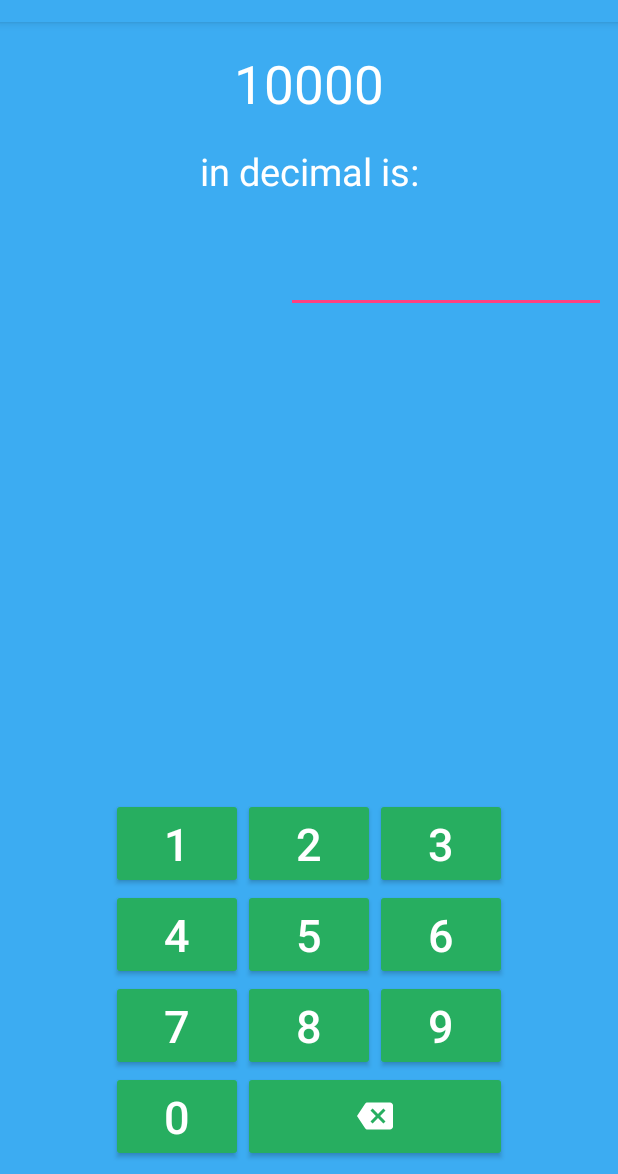
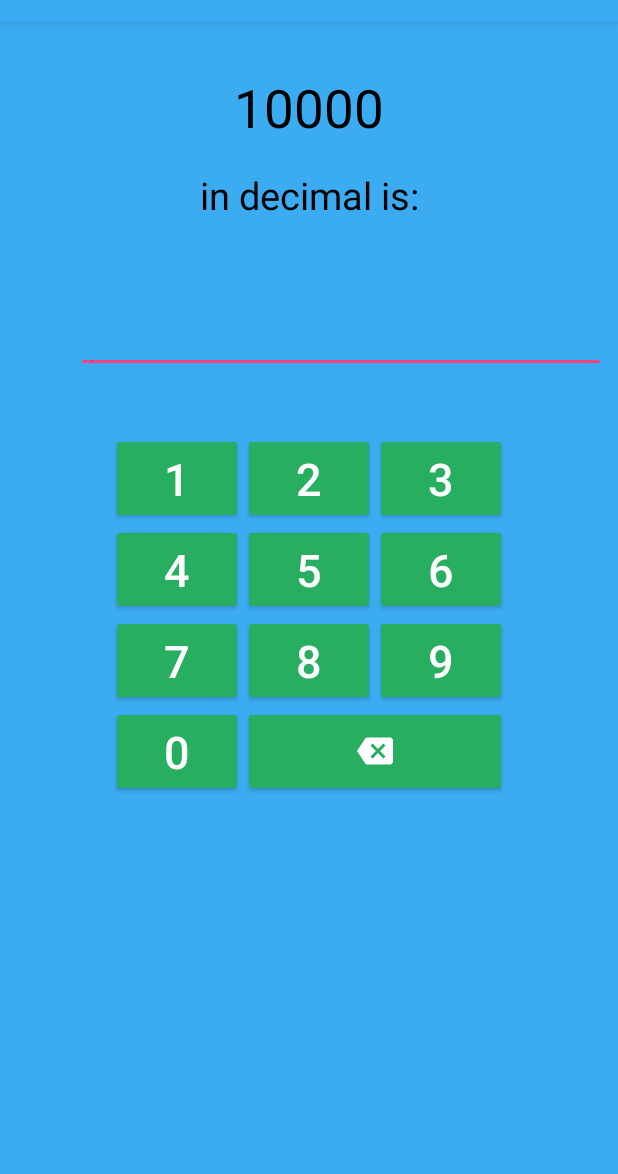
Before and after one commit to ShabazBadshah/MIPSAssemblyTutor, an Android app: the fragment DecimalInputFragment shown on its own in the app's theme, on a phone screen of 412 x 824 dp, the part 62-1236 px from its top. Run offline under Robolectric (Android 15) with nearby library versions, the phone set to English and light mode, and no system bars; 1 statement that could not run was skipped.

Commit message:
binary to decimal redo complete

```diff
--- a/app/src/main/java/com/example/badsh/mipsassemblytutor/adapaters/QuizSelectionRvAdapter.java
+++ b/app/src/main/java/com/example/badsh/mipsassemblytutor/adapaters/QuizSelectionRvAdapter.java
@@ -37,7 +37,7 @@ public class QuizSelectionRvAdapter extends RecyclerView.Adapter<QuizSelectionRv
     // Inflates the View for a grid item when needed
     @Override
     public QuizCategoryViewHolder onCreateViewHolder(ViewGroup parent, int viewType) {
-        View gridItemToInflate = mLayoutInflator.inflate(R.layout.homescreen_griditem, parent, false);
+        View gridItemToInflate = mLayoutInflator.inflate(R.layout.mainmenu_list_item, parent, false);
         QuizCategoryViewHolder quizCategoryViewHolder = new QuizCategoryViewHolder(gridItemToInflate);
         return quizCategoryViewHolder;
     }
--- a/app/src/main/res/layout/fragment_decimal_input.xml
+++ b/app/src/main/res/layout/fragment_decimal_input.xml
@@ -13,13 +13,13 @@
         android:layout_height="@dimen/decimalInputBinaryTvHeight"
         android:layout_below="@+id/questionPrompt"
         android:layout_centerHorizontal="true"
-        android:layout_marginTop="16dp"
+        android:layout_marginTop="32dp"
         android:gravity="center_vertical|center_horizontal"
         android:padding="0dp"
         android:text="10010"
         android:textAlignment="center"
         android:textAllCaps="false"
-        android:textColor="@color/toolbarTextColor"
+        android:textColor="@color/black"
         android:textSize="35sp"
         app:layout_constraintHorizontal_bias="1.0"
         app:layout_constraintLeft_toLeftOf="parent"
@@ -36,7 +36,7 @@
         android:layout_weight="1"
         android:text="in decimal is:"
         android:textAlignment="center"
-        android:textColor="@android:color/background_light"
+        android:textColor="@color/black"
         android:textSize="25sp"
         app:layout_constraintHorizontal_bias="0.0"
         app:layout_constraintLeft_toLeftOf="parent"
@@ -44,14 +44,14 @@
         app:layout_constraintTop_toBottomOf="@+id/userCommandTv"/>
 
     <include
+        android:id="@+id/include"
         layout="@layout/numpad"
         android:layout_width="wrap_content"
         android:layout_height="wrap_content"
-        android:layout_marginBottom="8dp"
-        app:layout_constraintBottom_toBottomOf="parent"
+        android:layout_marginTop="40dp"
         app:layout_constraintLeft_toLeftOf="parent"
         app:layout_constraintRight_toRightOf="parent"
-        />
+        app:layout_constraintTop_toBottomOf="@+id/answerField"/>
 
     <EditText
         android:id="@+id/answerField"
@@ -59,13 +59,15 @@
         android:layout_height="wrap_content"
         android:layout_marginEnd="8dp"
         android:layout_marginLeft="96dp"
-        android:layout_marginTop="32dp"
+        android:layout_marginTop="40dp"
+        android:clickable="false"
         android:ems="10"
         android:inputType="number"
+        android:longClickable="false"
         android:singleLine="true"
         android:textAlignment="center"
-        android:textColor="@color/toolbarTextColor"
-        android:textSize="18sp"
+        android:textColor="@color/black"
+        android:textSize="30sp"
         app:layout_constraintEnd_toEndOf="parent"
         app:layout_constraintLeft_toLeftOf="parent"
         app:layout_constraintTop_toBottomOf="@+id/questionPromptBottom"/>
--- a/app/src/main/res/values/colors.xml
+++ b/app/src/main/res/values/colors.xml
@@ -14,4 +14,6 @@
     <color name="incorrect_answer_color">#d41b12</color>
     <color name="griditem_title_color">#7f7f7f</color>
     <color name="quitQuizBtnColor">#f06970</color>
+    <color name="white">#ffffff</color>
+    <color name="black">#000000</color>
 </resources>
--- a/app/src/main/res/values/styles.xml
+++ b/app/src/main/res/values/styles.xml
@@ -12,6 +12,7 @@
     <style name="QuizTheme" parent="Theme.AppCompat.NoActionBar">
         <item name="colorPrimary">@color/colorPrimary</item>
         <item name="colorPrimaryDark">@color/colorPrimaryDark</item>
+        <item name="android:windowBackground">@color/white</item>
     </style>
 
     <style name="AppTheme.NoActionBar">
```
Also changed, not shown: app/src/main/java/com/example/badsh/mipsassemblytutor/activities/QuizActivity.java (+7 -5 lines), app/src/main/res/layout/activity_quiz_activity.xml (+26 -1 lines).
